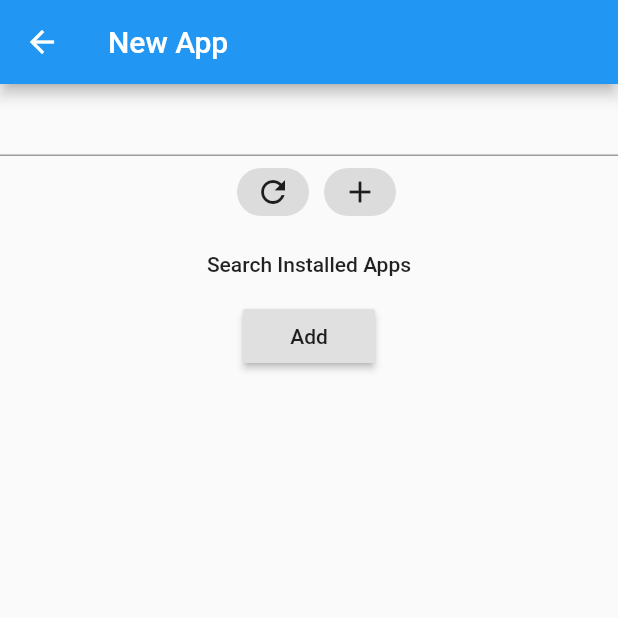
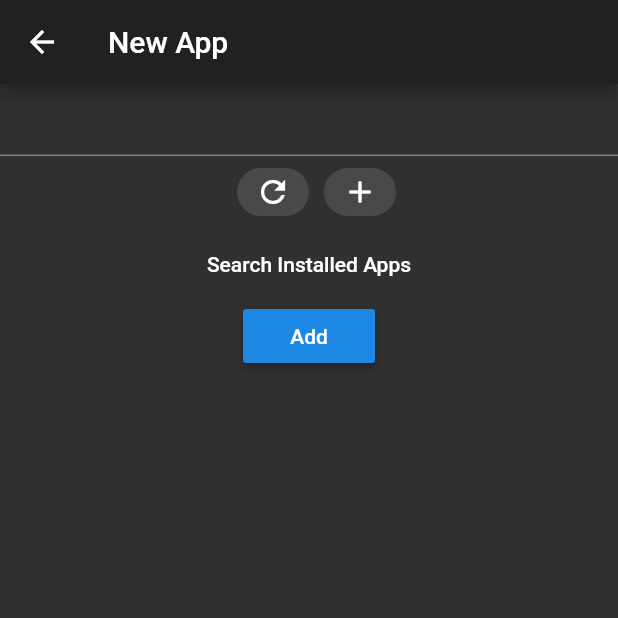
Before and after one commit to nicolas-andalaft/app_bundles, a Flutter app: the screen it shows after launch, after a tap on the "add" icon, on a phone screen of 412 x 824 dp, the top half of it. Run offline on Flutter 3.47's test engine with Material 2 defaults, Android fonts, the phone set to English and light mode, and no system bars; our stand-ins replace sqflite; missing offline and left inert: flutter_iconpicker, google_play_store_scraper_dart, installed_apps, receive_sharing_intent; accounts and stored records are empty; statements that could not run were skipped.

```diff
--- a/lib/main.dart
+++ b/lib/main.dart
@@ -1,6 +1,8 @@
+import 'package:app_bundles/models/route_names.dart';
 import 'package:app_bundles/screens/app_form.dart';
 import 'package:app_bundles/screens/app_list_screen.dart';
 import 'package:app_bundles/screens/bundle_form.dart';
+import 'package:app_bundles/screens/bundle_screen.dart';
 import 'package:app_bundles/screens/homepage.dart';
 import 'package:flutter/material.dart';
 
@@ -14,16 +16,14 @@ class MyApp extends StatelessWidget {
     return MaterialApp(
       debugShowCheckedModeBanner: false,
       title: 'App Bundles',
-      theme: ThemeData(
-        primarySwatch: Colors.blue,
-        visualDensity: VisualDensity.adaptivePlatformDensity,
-      ),
+      theme: ThemeData.dark(),
       initialRoute: '/home',
       routes: {
-        '/home': (context) => Homepage(),
-        '/appform': (context) => AppForm(),
-        '/appform/appsearch': (context) => AppListScreen(),
-        '/bundleform': (context) => BundleForm(),
+        RouteNames.home: (context) => Homepage(),
+        RouteNames.bundleApps: (context) => BundleScreen(),
+        RouteNames.appForm: (context) => AppForm(),
+        RouteNames.appList: (context) => AppListScreen(),
+        RouteNames.bundleForm: (context) => BundleForm(),
       },
     );
   }
--- /dev/null
+++ b/lib/models/route_names.dart
@@ -0,0 +1,7 @@
+class RouteNames {
+  static const String home = '/home';
+  static const String bundleApps = '/bundleApps';
+  static const String appForm = '/appForm';
+  static const String appList = '/appForm/appSearch';
+  static const String bundleForm = '/bundleForm';
+}
--- a/lib/screens/app_form.dart
+++ b/lib/screens/app_form.dart
@@ -1,3 +1,4 @@
+import 'package:app_bundles/models/route_names.dart';
 import 'package:flutter/material.dart';
 import 'package:google_play_store_scraper_dart/google_play_store_scraper_dart.dart';
 import 'package:app_bundles/services/google_play_store_scraper_dart_extension.dart';
@@ -70,7 +71,7 @@ class _AppFormState extends State<AppForm> {
                 ActionChip(
                   label: Icon(Icons.add),
                   onPressed: () => Navigator.of(context)
-                      .pushNamed('/bundleform')
+                      .pushNamed(RouteNames.appList)
                       .whenComplete(() => _getBundleList()),
                 ),
               ],
@@ -78,9 +79,7 @@ class _AppFormState extends State<AppForm> {
             FlatButton(
               child: Text('Search Installed Apps'),
               onPressed: () {
-                return Navigator.of(context)
-                    .pushNamed('/appform/appsearch')
-                    .then(
+                return Navigator.of(context).pushNamed(RouteNames.appList).then(
                   (value) {
                     setState(() => _appIdController.text = value);
                   },
--- a/lib/screens/homepage.dart
+++ b/lib/screens/homepage.dart
@@ -1,6 +1,7 @@
 import 'package:app_bundles/components/bundle_card.dart';
 import 'package:app_bundles/database/bundle_dao.dart';
 import 'package:app_bundles/models/bundle.dart';
+import 'package:app_bundles/models/route_names.dart';
 import 'package:app_bundles/screens/app_form.dart';
 import 'package:flutter/material.dart';
 import 'package:receive_sharing_intent/receive_sharing_intent.dart';
@@ -61,7 +62,7 @@ class _HomepageState extends State<Homepage> {
       floatingActionButton: FloatingActionButton(
         child: Icon(Icons.add),
         onPressed: () => Navigator.of(context)
-            .pushNamed('/appform')
+            .pushNamed(RouteNames.appForm)
             .whenComplete(() => setState(() {})),
       ),
     );
```
Also changed, not shown: lib/components/bundle_card.dart (+5 -7 lines), lib/screens/bundle_screen.dart (+6 -6 lines).
